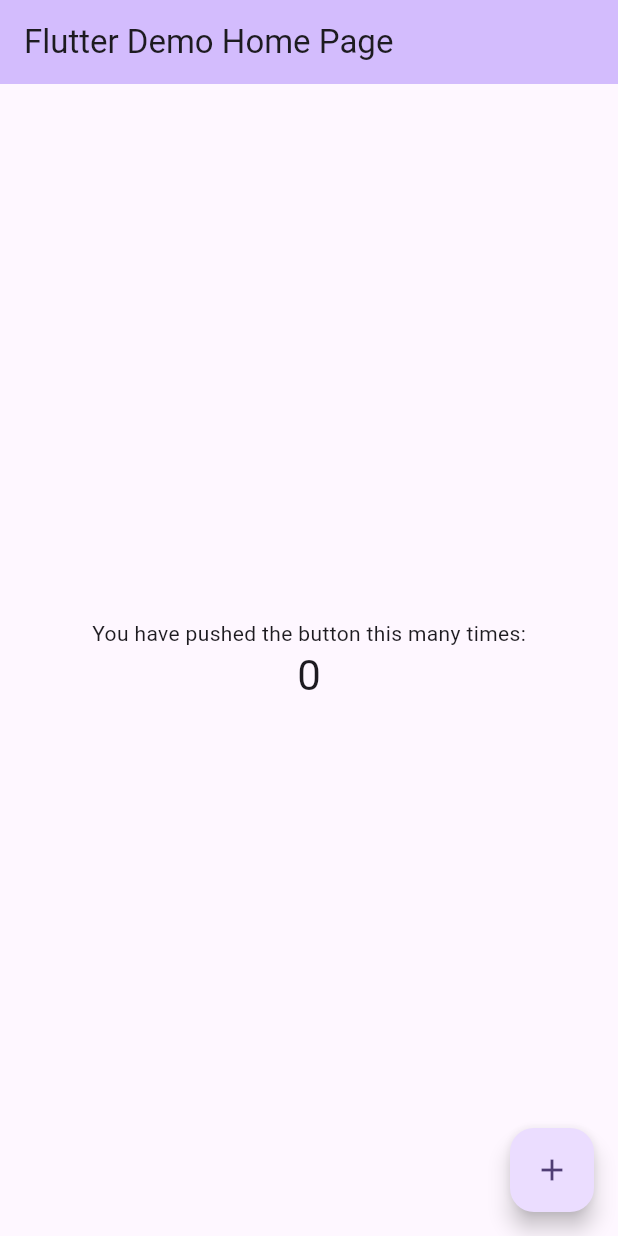
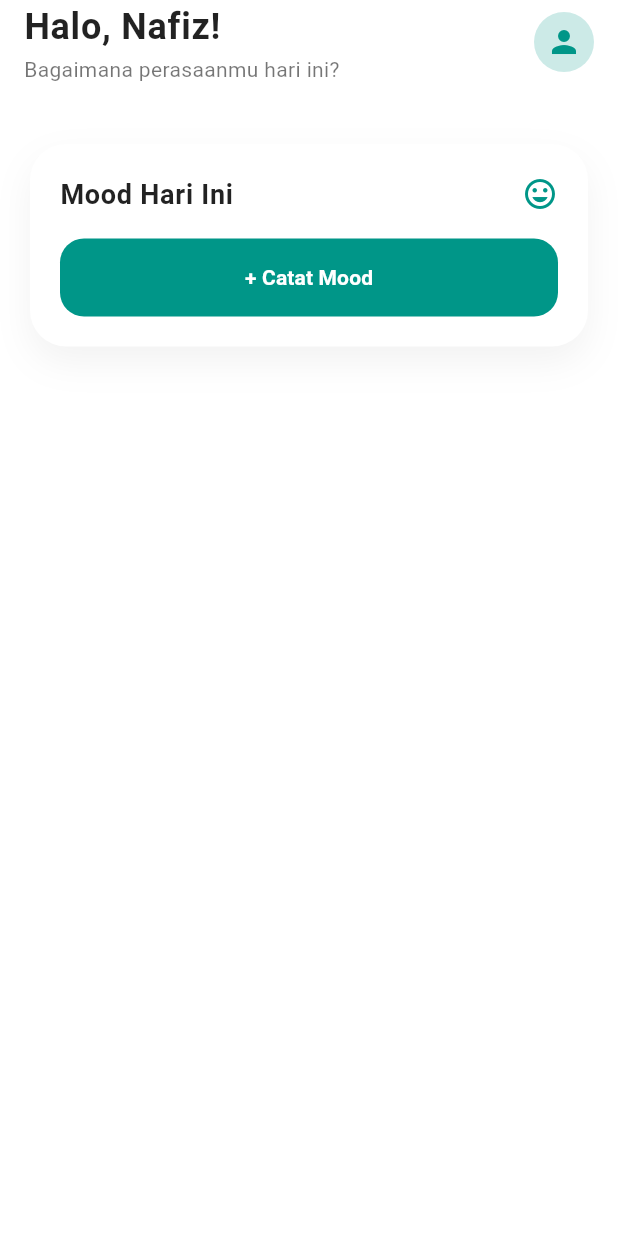
Before and after one commit to zakyfathurr/health_track, a Flutter app: the screen it shows after launch, on a phone screen of 412 x 824 dp. Run offline on Flutter 3.47's test engine with Material 3 defaults, Android fonts, the phone set to English and light mode, and no system bars.

Commit message:
feat: init feature-first architecture, core themes, and base dashboard UI
- Setup Clean Architecture directory structure (domain, data, presentation) untuk pemisahan logic.

- Configure global light and dark theme.

- Create standard dashboard UI as component reference.

```diff
--- /dev/null
+++ b/lib/core/theme/app_theme.dart
@@ -0,0 +1,37 @@
+import 'package:flutter/material.dart';
+
+class AppTheme {
+  static ThemeData get lightTheme {
+    return ThemeData(
+      brightness: Brightness.light,
+      primaryColor: Colors.teal,
+      scaffoldBackgroundColor: Colors.white,
+      appBarTheme: const AppBarTheme(
+        backgroundColor: Colors.teal,
+        foregroundColor: Colors.white,
+        elevation: 0,
+      ),
+      textTheme: const TextTheme(
+        bodyLarge: TextStyle(color: Colors.black87),
+        bodyMedium: TextStyle(color: Colors.black54),
+      ),
+    );
+  }
+
+  static ThemeData get darkTheme {
+    return ThemeData(
+      brightness: Brightness.dark,
+      primaryColor: Colors.tealAccent,
+      scaffoldBackgroundColor: const Color(0xFF121212),
+      appBarTheme: const AppBarTheme(
+        backgroundColor: Color(0xFF1F1F1F),
+        foregroundColor: Colors.white,
+        elevation: 0,
+      ),
+      textTheme: const TextTheme(
+        bodyLarge: TextStyle(color: Colors.white),
+        bodyMedium: TextStyle(color: Colors.white70),
+      ),
+    );
+  }
+}
--- /dev/null
+++ b/lib/features/mood_journal/presentation/home_screen.dart
@@ -0,0 +1,108 @@
+import 'package:flutter/material.dart';
+
+class HomeScreen extends StatelessWidget {
+  const HomeScreen({super.key});
+
+  @override
+  Widget build(BuildContext context) {
+    final theme = Theme.of(context);
+    final isDark = theme.brightness == Brightness.dark;
+
+    return Scaffold(
+      backgroundColor: theme.scaffoldBackgroundColor,
+      appBar: AppBar(
+        backgroundColor: Colors.transparent,
+        elevation: 0,
+        title: Column(
+          crossAxisAlignment: CrossAxisAlignment.start,
+          children: [
+            Text(
+              'Halo, Nafiz!',
+              style: theme.textTheme.bodyLarge?.copyWith(
+                fontSize: 24,
+                fontWeight: FontWeight.bold,
+              ),
+            ),
+            Text(
+              'Bagaimana perasaanmu hari ini?',
+              style: theme.textTheme.bodyMedium?.copyWith(
+                fontSize: 14,
+              ),
+            ),
+          ],
+        ),
+        actions: [
+          Padding(
+            padding: const EdgeInsets.only(right: 16.0),
+            child: CircleAvatar(
+              backgroundColor: theme.primaryColor.withOpacity(0.2),
+              child: Icon(Icons.person, color: theme.primaryColor),
+            ),
+          )
+        ],
+      ),
+      body: SafeArea(
+        child: Padding(
+          padding: const EdgeInsets.all(20.0),
+          child: Column(
+            crossAxisAlignment: CrossAxisAlignment.start,
+            children: [
+              const SizedBox(height: 20),
+              Container(
+                width: double.infinity,
+                padding: const EdgeInsets.all(20),
+                decoration: BoxDecoration(
+                  color: isDark ? const Color(0xFF2A2A2A) : Colors.white,
+                  borderRadius: BorderRadius.circular(24),
+                  boxShadow: [
+                    BoxShadow(
+                      color: isDark ? Colors.black26 : Colors.black.withOpacity(0.05),
+                      blurRadius: 20,
+                      offset: const Offset(0, 10),
+                    ),
+                  ],
+                ),
+                child: Column(
+                  crossAxisAlignment: CrossAxisAlignment.start,
+                  children: [
+                    Row(
+                      mainAxisAlignment: MainAxisAlignment.spaceBetween,
+                      children: [
+                        Text(
+                          'Mood Hari Ini',
+                          style: theme.textTheme.bodyLarge?.copyWith(
+                            fontWeight: FontWeight.w600,
+                            fontSize: 18,
+                          ),
+                        ),
+                        Icon(Icons.mood, color: theme.primaryColor),
+                      ],
+                    ),
+                    const SizedBox(height: 16),
+                    ElevatedButton(
+                      onPressed: () {},
+                      style: ElevatedButton.styleFrom(
+                        backgroundColor: theme.primaryColor,
+                        foregroundColor: Colors.white,
+                        elevation: 0,
+                        shape: RoundedRectangleBorder(
+                          borderRadius: BorderRadius.circular(16),
+                        ),
+                        padding: const EdgeInsets.symmetric(vertical: 16),
+                        minimumSize: const Size(double.infinity, 50),
+                      ),
+                      child: const Text(
+                        '+ Catat Mood',
+                        style: TextStyle(fontWeight: FontWeight.bold),
+                      ),
+                    ),
+                  ],
+                ),
+              ),
+            ],
+          ),
+        ),
+      ),
+    );
+  }
+}
--- a/lib/main.dart
+++ b/lib/main.dart
@@ -1,4 +1,6 @@
 import 'package:flutter/material.dart';
+import 'core/theme/app_theme.dart';
+import 'features/mood_journal/presentation/home_screen.dart';
 
 void main() {
   runApp(const MyApp());
@@ -7,116 +9,15 @@ void main() {
 class MyApp extends StatelessWidget {
   const MyApp({super.key});
 
-  // This widget is the root of your application.
   @override
   Widget build(BuildContext context) {
     return MaterialApp(
-      title: 'Flutter Demo',
-      theme: ThemeData(
-        // This is the theme of your application.
-        //
-        // TRY THIS: Try running your application with "flutter run". You'll see
-        // the application has a purple toolbar. Then, without quitting the app,
-        // try changing the seedColor in the colorScheme below to Colors.green
-        // and then invoke "hot reload" (save your changes or press the "hot
-        // reload" button in a Flutter-supported IDE, or press "r" if you used
-        // the command line to start the app).
-        //
-        // Notice that the counter didn't reset back to zero; the application
-        // state is not lost during the reload. To reset the state, use hot
-        // restart instead.
-        //
-        // This works for code too, not just values: Most code changes can be
-        // tested with just a hot reload.
-        colorScheme: .fromSeed(seedColor: Colors.deepPurple),
-      ),
-      home: const MyHomePage(title: 'Flutter Demo Home Page'),
+      title: 'Health & Mood Tracker',
+      debugShowCheckedModeBanner: false,
+      theme: AppTheme.lightTheme,
+      darkTheme: AppTheme.darkTheme,
+      themeMode: ThemeMode.system,
+      home: const HomeScreen(),
     );
   }
 }
-
-class MyHomePage extends StatefulWidget {
-  const MyHomePage({super.key, required this.title});
-
-  // This widget is the home page of your application. It is stateful, meaning
-  // that it has a State object (defined below) that contains fields that affect
-  // how it looks.
-
-  // This class is the configuration for the state. It holds the values (in this
-  // case the title) provided by the parent (in this case the App widget) and
-  // used by the build method of the State. Fields in a Widget subclass are
-  // always marked "final".
-
-  final String title;
-
-  @override
-  State<MyHomePage> createState() => _MyHomePageState();
-}
-
-class _MyHomePageState extends State<MyHomePage> {
-  int _counter = 0;
-
-  void _incrementCounter() {
-    setState(() {
-      // This call to setState tells the Flutter framework that something has
-      // changed in this State, which causes it to rerun the build method below
-      // so that the display can reflect the updated values. If we changed
-      // _counter without calling setState(), then the build method would not be
-      // called again, and so nothing would appear to happen.
-      _counter++;
-    });
-  }
-
-  @override
-  Widget build(BuildContext context) {
-    // This method is rerun every time setState is called, for instance as done
-    // by the _incrementCounter method above.
-    //
-    // The Flutter framework has been optimized to make rerunning build methods
-    // fast, so that you can just rebuild anything that needs updating rather
-    // than having to individually change instances of widgets.
-    return Scaffold(
-      appBar: AppBar(
-        // TRY THIS: Try changing the color here to a specific color (to
-        // Colors.amber, perhaps?) and trigger a hot reload to see the AppBar
-        // change color while the other colors stay the same.
-        backgroundColor: Theme.of(context).colorScheme.inversePrimary,
-        // Here we take the value from the MyHomePage object that was created by
-        // the App.build method, and use it to set our appbar title.
-        title: Text(widget.title),
-      ),
-      body: Center(
-        // Center is a layout widget. It takes a single child and positions it
-        // in the middle of the parent.
-        child: Column(
-          // Column is also a layout widget. It takes a list of children and
-          // arranges them vertically. By default, it sizes itself to fit its
-          // children horizontally, and tries to be as tall as its parent.
-          //
-          // Column has various properties to control how it sizes itself and
-          // how it positions its children. Here we use mainAxisAlignment to
-          // center the children vertically; the main axis here is the vertical
-          // axis because Columns are vertical (the cross axis would be
-          // horizontal).
-          //
-          // TRY THIS: Invoke "debug painting" (choose the "Toggle Debug Paint"
-          // action in the IDE, or press "p" in the console), to see the
-          // wireframe for each widget.
-          mainAxisAlignment: .center,
-          children: [
-            const Text('You have pushed the button this many times:'),
-            Text(
-              '$_counter',
-              style: Theme.of(context).textTheme.headlineMedium,
-            ),
-          ],
-        ),
-      ),
-      floatingActionButton: FloatingActionButton(
-        onPressed: _incrementCounter,
-        tooltip: 'Increment',
-        child: const Icon(Icons.add),
-      ),
-    );
-  }
-}
```
Also changed, not shown: 1 other file.
